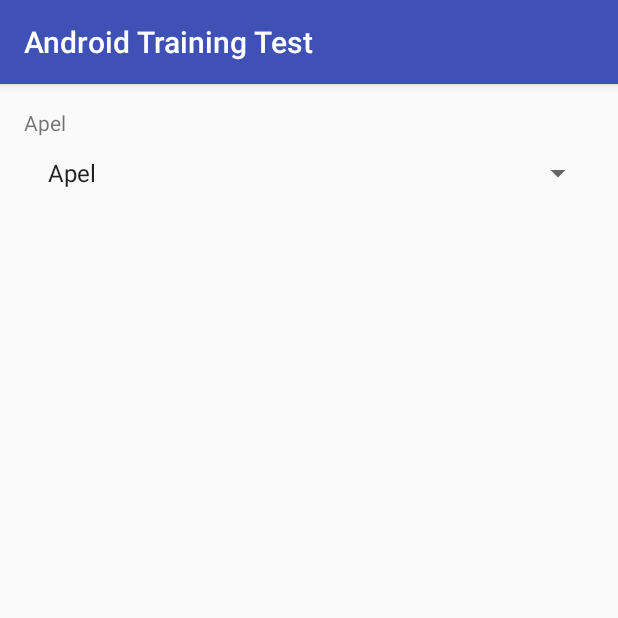
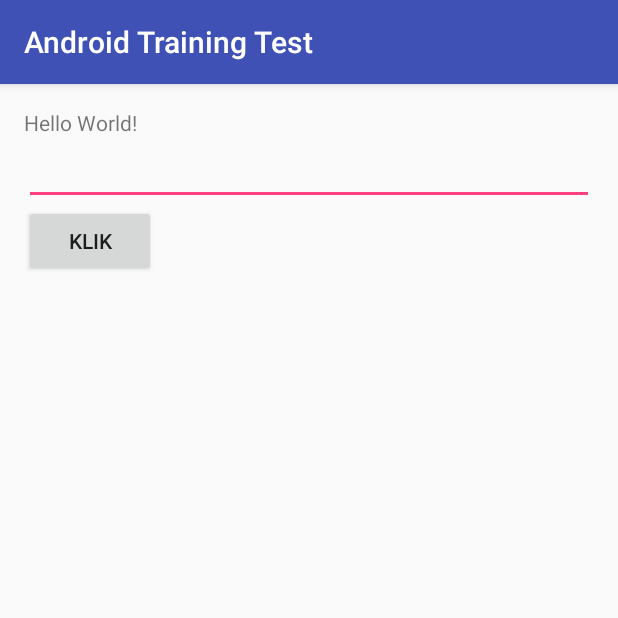
Before and after one commit to qushay/android_training, an Android app: the screen it shows after launch (MainActivity), on a phone screen of 412 x 824 dp, the top half of it. Run offline under Robolectric (Android 15) with nearby library versions, the phone set to English and light mode, and no system bars.

```diff
--- a/app/build.gradle
+++ b/app/build.gradle
@@ -23,4 +23,5 @@ dependencies {
     compile fileTree(dir: 'libs', include: ['*.jar'])
     testCompile 'junit:junit:4.12'
     compile 'com.android.support:appcompat-v7:24.1.1'
+    compile 'com.android.support:design:24.1.1'
 }
--- a/app/src/main/AndroidManifest.xml
+++ b/app/src/main/AndroidManifest.xml
@@ -15,6 +15,10 @@
                 <category android:name="android.intent.category.LAUNCHER" />
             </intent-filter>
         </activity>
+        <activity
+            android:name=".DaftarPertanyaanActivity"
+            android:label="@string/title_activity_daftar_pertanyaan"
+            android:theme="@style/AppTheme"></activity>
     </application>
 
 </manifest>
--- a/app/src/main/java/com/test/androidtrainingtest/MainActivity.java
+++ b/app/src/main/java/com/test/androidtrainingtest/MainActivity.java
@@ -1,39 +1,34 @@
 package com.test.androidtrainingtest;
 
+import android.content.Intent;
 import android.os.Bundle;
 import android.support.v7.app.AppCompatActivity;
 import android.view.View;
-import android.widget.AdapterView;
-import android.widget.ArrayAdapter;
-import android.widget.Spinner;
+import android.widget.Button;
+import android.widget.EditText;
 import android.widget.TextView;
 
 public class MainActivity extends AppCompatActivity {
 
     TextView mTextView;
-    Spinner mSpinner;
-    String[] mBuah = {"Apel","Jeruk","Pisang","Semangka","Nanas"};
+    Button mButton;
+    EditText mEditText;
 
     @Override
     protected void onCreate(Bundle savedInstanceState) {
         super.onCreate(savedInstanceState);
         setContentView(R.layout.activity_main);
         mTextView = (TextView) findViewById(R.id.textView);
-        mSpinner = (Spinner) findViewById(R.id.spinner);
-        ArrayAdapter<String> spinnerAdapter = new ArrayAdapter<>(this, android.R.layout.simple_list_item_1,mBuah);
-        mSpinner.setAdapter(spinnerAdapter);
-        mSpinner.setOnItemSelectedListener(new spinnerAction());
+        mButton = (Button) findViewById(R.id.button);
+        mEditText = (EditText) findViewById(R.id.editText);
+        mButton.setOnClickListener(new ButtonAction());
     }
 
-    class spinnerAction implements Spinner.OnItemSelectedListener{
+    class ButtonAction implements Button.OnClickListener{
         @Override
-        public void onItemSelected(AdapterView<?> adapterView, View view, int i, long l) {
-            mTextView.setText(adapterView.getSelectedItem().toString());
-        }
-
-        @Override
-        public void onNothingSelected(AdapterView<?> adapterView) {
-
+        public void onClick(View view) {
+            Intent i = new Intent(MainActivity.this, DaftarPertanyaanActivity.class);
+            startActivity(i);
         }
     }
 }
--- a/app/src/main/res/layout/activity_main.xml
+++ b/app/src/main/res/layout/activity_main.xml
@@ -16,10 +16,14 @@
         android:text="Hello World!"
         android:id="@+id/textView" />
 
-    <Spinner
+    <EditText
         android:layout_width="match_parent"
         android:layout_height="wrap_content"
-        android:id="@+id/spinner" />
+        android:id="@+id/editText" />
 
-
+    <Button
+        android:layout_width="wrap_content"
+        android:layout_height="wrap_content"
+        android:text="Klik"
+        android:id="@+id/button" />
 </LinearLayout>
--- a/app/src/main/res/values/dimens.xml
+++ b/app/src/main/res/values/dimens.xml
@@ -2,4 +2,5 @@
     <!-- Default screen margins, per the Android Design guidelines. -->
     <dimen name="activity_horizontal_margin">16dp</dimen>
     <dimen name="activity_vertical_margin">16dp</dimen>
+    <dimen name="fab_margin">16dp</dimen>
 </resources>
--- a/app/src/main/res/values/strings.xml
+++ b/app/src/main/res/values/strings.xml
@@ -1,3 +1,4 @@
 <resources>
     <string name="app_name">Android Training Test</string>
+    <string name="title_activity_daftar_pertanyaan">Daftar Pertanyaan</string>
 </resources>
```
Also changed, not shown: app/src/main/java/com/test/androidtrainingtest/DaftarPertanyaanActivity.java (added, +39 -0 lines), app/src/main/java/com/test/androidtrainingtest/adapter/DaftarPertanyaanAdapter.java (added, +72 -0 lines), app/src/main/res/layout/activity_daftar_pertanyaan.xml (added, +14 -0 lines), app/src/main/res/layout/list_item_pertanyaan.xml (added, +23 -0 lines), app/src/main/res/values-v21/styles.xml (added, +9 -0 lines), app/src/main/res/values/styles.xml (+9 -0 lines).
